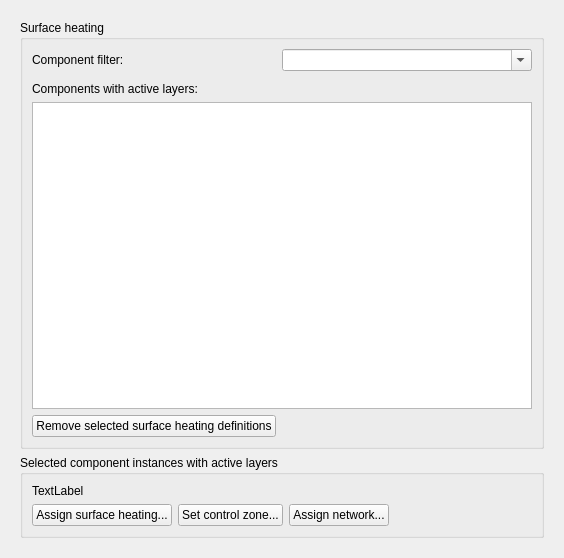
Above: SIM-VICUS/src/SVPropBuildingEditWidget.ui from ghorwin/SIM-VICUS before the change. Below: the same form after it.
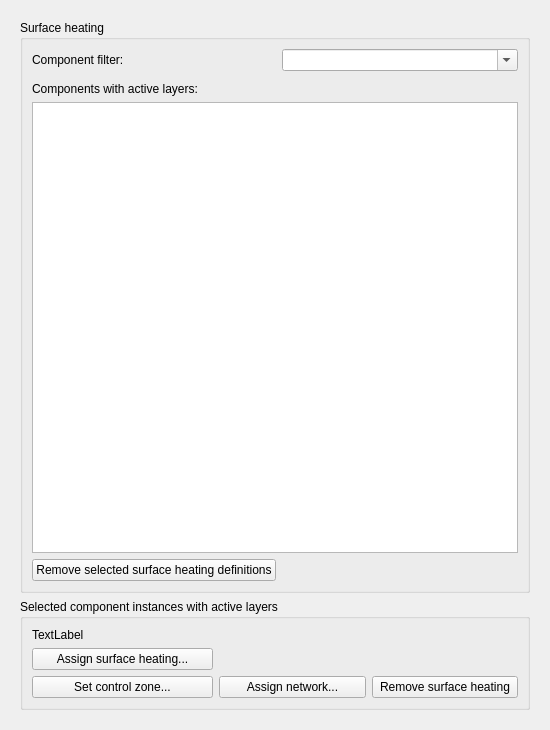
That is the form after the change. Custom widgets are drawn as their Qt base class.

Commit message: Added prototype for "Assign control zone" button

```diff
--- a/SIM-VICUS/src/SVPropBuildingEditWidget.ui
+++ b/SIM-VICUS/src/SVPropBuildingEditWidget.ui
@@ -6,8 +6,8 @@
    <rect>
     <x>0</x>
     <y>0</y>
-    <width>564</width>
-    <height>558</height>
+    <width>550</width>
+    <height>730</height>
    </rect>
   </property>
   <layout class="QVBoxLayout" name="verticalLayout_3">
@@ -795,8 +795,8 @@
          <property name="title">
           <string>Selected component instances with active layers</string>
          </property>
-         <layout class="QVBoxLayout" name="verticalLayout_2">
-          <item>
+         <layout class="QGridLayout" name="gridLayout_12">
+          <item row="0" column="0">
            <widget class="QLabel" name="labelSelectedCIWithActiveLayer">
             <property name="sizePolicy">
              <sizepolicy hsizetype="Expanding" vsizetype="Preferred">
@@ -809,9 +809,7 @@
             </property>
            </widget>
           </item>
-          <item>
-           <layout class="QHBoxLayout" name="horizontalLayout_4">
-            <item>
+          <item row="1" column="0">
              <widget class="QPushButton" name="pushButtonAssignSurfaceHeating">
               <property name="text">
                <string>Assign surface heating...</string>
@@ -824,7 +822,20 @@
               </property>
              </widget>
             </item>
-            <item>
+          <item row="1" column="1" colspan="2">
+           <spacer name="horizontalSpacer_10">
+            <property name="orientation">
+             <enum>Qt::Horizontal</enum>
+            </property>
+            <property name="sizeHint" stdset="0">
+             <size>
+              <width>299</width>
+              <height>22</height>
+             </size>
+            </property>
+           </spacer>
+          </item>
+          <item row="2" column="0">
              <widget class="QPushButton" name="pushButtonAssignSurfaceHeatingControlZone">
               <property name="text">
                <string>Set control zone...</string>
@@ -837,7 +848,7 @@
               </property>
              </widget>
             </item>
-            <item>
+          <item row="2" column="1">
              <widget class="QPushButton" name="pushButtonAssignSurfaceHeatingNetwork">
               <property name="text">
                <string>Assign network...</string>
@@ -850,20 +861,12 @@
               </property>
              </widget>
             </item>
-            <item>
-             <spacer name="horizontalSpacer_10">
-              <property name="orientation">
-               <enum>Qt::Horizontal</enum>
-              </property>
-              <property name="sizeHint" stdset="0">
-               <size>
-                <width>558</width>
-                <height>20</height>
-               </size>
-              </property>
-             </spacer>
-            </item>
-           </layout>
+          <item row="2" column="2">
+           <widget class="QPushButton" name="pushButtonRemoveSelectedSurfaceHeating">
+            <property name="text">
+             <string>Remove surface heating</string>
+            </property>
+           </widget>
           </item>
          </layout>
         </widget>
```
Lines whose indentation alone changed are shown as unchanged. The commit also changes 2 other files.
